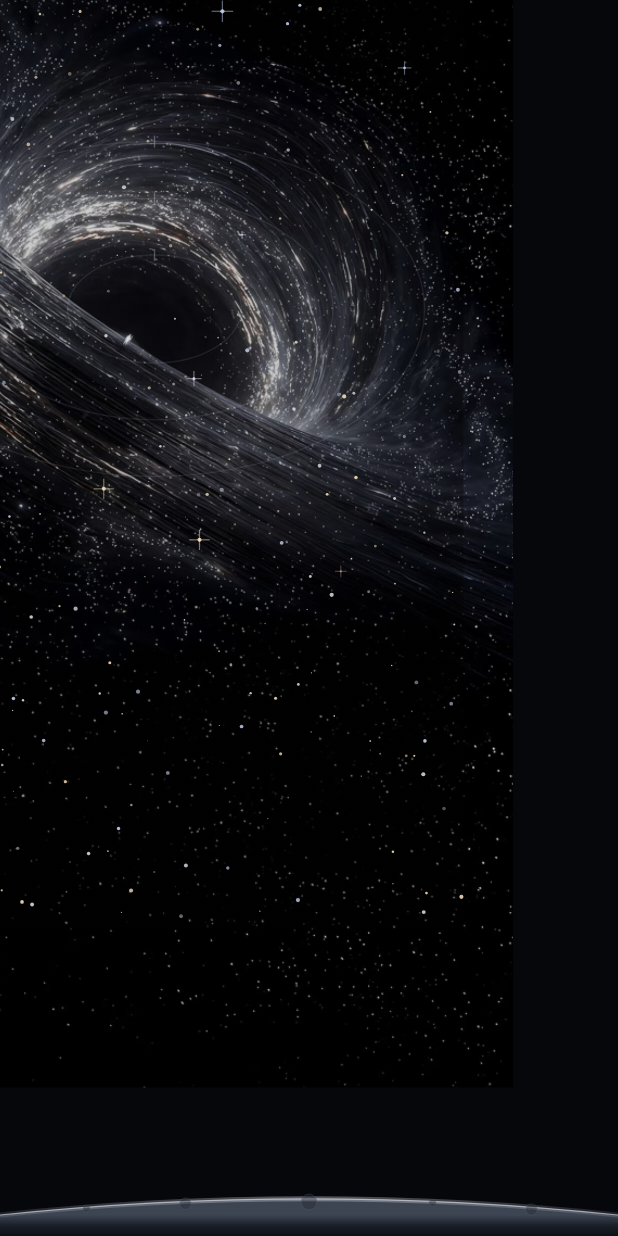
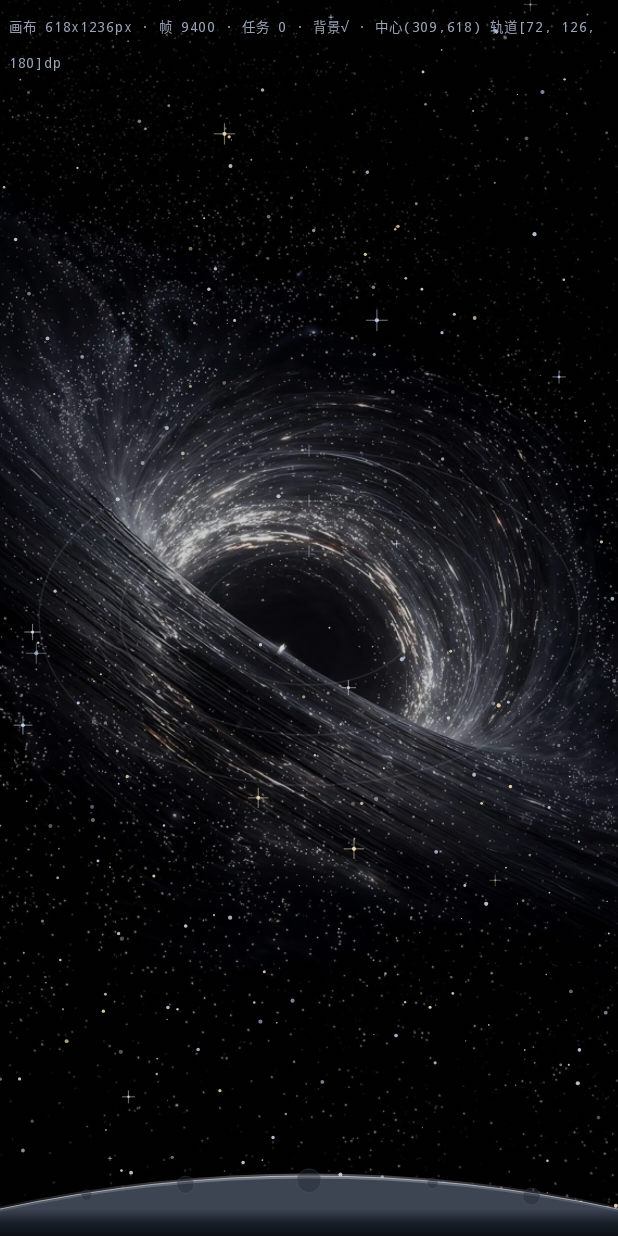
Before and after one commit to Mengpolar/DailyCheck-in, an Android app built with Jetpack Compose: the screen it shows after launch (MainActivity), on a phone screen of 412 x 824 dp. Run offline under Robolectric (Android 15) with nearby library versions, the phone set to English and light mode, and no system bars.

Commit message:
fix: v0.0.9 渲染管线重构（px 直绘）+ 模拟器验证
- 根治行星/背景不可见：移除 DrawScope.scale 变换层（MuMu 实测其导致主画布内容偏移至屏外），
  星系绘制全部改为原始像素坐标（dp 常数 × 密度），日志 pos 与理论值分毫不差
- 背景图 drawImage 也在像素坐标下绘制，cover 铺满全屏（修复右侧黑带）
- 月弧改刚性平移动画（弧度恒定），修正贝塞尔控制点公式（向上凸）
- 收起时按钮 enabled=false，修复底部空白误触
- 相册选择器：显式 READ_MEDIA_IMAGES/READ_EXTERNAL_STORAGE 运行时权限 + 应用内网格
- 行星可见性：直径加大、透明度下限 0.72、待办星描边圈；轨道半径增加高度约束
- 点击星光特效（随机色、5 秒淡出）；移除顶部日期与中心提示文字
- 周期模型统一为「每 N 天 + 起始时刻」，旧数据自动迁移
- 模拟器（MuMu）截图与像素级标定验证通过

```diff
--- a/app/build.gradle.kts
+++ b/app/build.gradle.kts
@@ -17,8 +17,8 @@ android {
         applicationId = "com.mengpolar.dailycheck"
         minSdk = 26
         targetSdk = 34
-        versionName = ciVersion ?: "0.0.7"
-        versionCode = ciVersionCode ?: 7
+        versionName = ciVersion ?: "0.0.9"
+        versionCode = ciVersionCode ?: 9
     }
 
     signingConfigs {
--- a/app/src/main/java/com/mengpolar/dailycheck/ui/OrbitScreen.kt
+++ b/app/src/main/java/com/mengpolar/dailycheck/ui/OrbitScreen.kt
@@ -8,6 +8,7 @@ import android.graphics.ColorMatrixColorFilter
 import android.graphics.Paint
 import android.graphics.RectF
 import android.graphics.Typeface
+import android.util.Log
 import com.mengpolar.dailycheck.R
 import android.hardware.Sensor
 import android.hardware.SensorEventListener
@@ -70,7 +71,6 @@ import androidx.compose.ui.graphics.Path
 import androidx.compose.ui.graphics.asImageBitmap
 import androidx.compose.ui.graphics.drawscope.DrawScope
 import androidx.compose.ui.graphics.drawscope.Stroke
-import androidx.compose.ui.graphics.drawscope.scale
 import androidx.compose.ui.graphics.graphicsLayer
 import androidx.compose.ui.graphics.nativeCanvas
 import androidx.compose.ui.graphics.toArgb
@@ -112,35 +112,41 @@ private val RING_DEFS = floatArrayOf(150f, 208f, 264f)
 /** 几何：以 dp 为单位（Canvas 内按屏幕密度整体缩放） */
 private class Geo(
     val w: Float, val h: Float, val cx: Float, val cy: Float,
-    val q: Float, val radii: List<Float>,
-)
+    val q: Float, val radiiPx: List<Float>, val s: Float,
+) {
+    /** dp 常数转 px */
+    fun dp(v: Float) = v * s
+}
 
-private fun computeGeo(w: Float, h: Float): Geo {
-    val q = if (h > w * 1.15f) 0.62f else 0.42f
-    val capX = w / 2f - 26f
-    val baseScale = (w / 2f - 20f) / (264f + 30f)
-    val radii = RING_DEFS.map { it * baseScale }.toMutableList()
-    radii[0] = maxOf(radii[0], 58f)
-    radii[1] = maxOf(radii[1], radii[0] + 52f)
-    radii[2] = maxOf(radii[2], radii[1] + 52f)
-    if (radii[2] > capX) {
-        val sp = maxOf(30f, (capX - 58f) / 2f)
-        radii.clear(); radii.addAll(listOf(58f, 58f + sp, 58f + 2f * sp))
+private fun computeGeo(wPx: Float, hPx: Float, d: Float): Geo {
+    val q = if (hPx > wPx * 1.15f) 0.62f else 0.42f
+    val s = d
+    val capX = wPx / 2f - 26f * s
+    val capY = hPx / 2f * 0.92f - 26f * s
+    val baseScale = (wPx / 2f - 20f * s) / (264f + 30f)
+    val radii = RING_DEFS.map { it * baseScale * s }.toMutableList()
+    radii[0] = maxOf(radii[0], 58f * s)
+    radii[1] = maxOf(radii[1], radii[0] + 52f * s)
+    radii[2] = maxOf(radii[2], radii[1] + 52f * s)
+    val cap = minOf(capX, capY)
+    if (radii[2] > cap) {
+        val sp = maxOf(26f * s, (cap - 72f * s) / 2f)
+        radii.clear(); radii.addAll(listOf(72f * s, 72f * s + sp, 72f * s + 2f * sp))
     }
-    return Geo(w, h, w / 2f, h / 2f, q, radii)
+    return Geo(wPx, hPx, wPx / 2f, hPx / 2f, q, radii, s)
 }
 
 private fun planetAngle(frac: Float) = frac * 2f * Math.PI.toFloat()
 
 private class PlanetPos(val x: Float, val y: Float, val nearness: Float, val r: Float)
 
-private fun planetPos(g: Geo, t: OrbitTask): PlanetPos {
+private fun planetPos(g: Geo, t: OrbitTask, zf: Float = 1f): PlanetPos {
     val a = planetAngle(t.frac)
-    val R = g.radii[t.ring]
+    val R = g.radiiPx[t.ring] * zf
     val x = g.cx + sin(a) * R
     val y = g.cy - cos(a) * R * g.q
     val nearness = (1f - cos(a)) / 2f
-    val pr = (if (t.ring == 0) 18f else if (t.ring == 1) 20f else 22f) * (0.85f + 0.35f * nearness)
+    val pr = (if (t.ring == 0) 18f else if (t.ring == 1) 20f else 22f) * g.s * (0.85f + 0.35f * nearness)
     return PlanetPos(x, y, nearness, pr)
 }
 
@@ -149,14 +155,12 @@ private fun hsla(hue: Int, sat: Float, light: Float, alpha: Float) =
 
 // ── 共享画笔（避免每帧分配） ──
 private val namePaint = Paint().apply {
-    textSize = 11.5f; typeface = Typeface.SERIF
+    typeface = Typeface.SERIF
     textAlign = Paint.Align.CENTER; isAntiAlias = true
-    setShadowLayer(5f, 0f, 1f, 0xE604060C.toInt())
 }
 private val anchorPaint = Paint().apply {
-    textSize = 9.5f; typeface = Typeface.MONOSPACE
+    typeface = Typeface.MONOSPACE
     textAlign = Paint.Align.CENTER; isAntiAlias = true
-    setShadowLayer(4f, 0f, 1f, 0xE604060C.toInt())
 }
 private val dimMatrix = ColorMatrix(floatArrayOf(
     0.88f, 0f, 0f, 0f, 0f,
@@ -276,6 +280,11 @@ fun OrbitScreen(
         }.getOrNull()
     }
 
+    // 诊断几何（与 Canvas 内一致）
+    val diagGeo = remember(viewSize) {
+        computeGeo(viewSize.width.toFloat(), viewSize.height.toFloat(), screenDensity)
+    }
+
     // 背景图在 Composable 层用 Image 绘制；此处移除位图解码逻辑
 
     val doCheck: (OrbitTask) -> Unit = { t ->
@@ -302,9 +311,9 @@ fun OrbitScreen(
                 .pointerInput(state.items, viewSize) {
                     detectTapGestures { tap ->
                         if (viewSize == IntSize.Zero) return@detectTapGestures
-                        val g = computeGeo(viewSize.width / screenDensity, viewSize.height / screenDensity)
-                        val tx = tap.x / screenDensity; val ty = tap.y / screenDensity
-                        addSpark(tx, ty)
+                        val g = computeGeo(viewSize.width.toFloat(), viewSize.height.toFloat(), screenDensity)
+                        val tx = tap.x; val ty = tap.y
+                        addSpark(tap.x, tap.y)
                         var best: OrbitTask? = null
                         var bd = 1e9f
                         state.items.forEach { t ->
@@ -317,19 +326,20 @@ fun OrbitScreen(
                 }
         ) {
             val d = this.density
-            val g = computeGeo(size.width / d, size.height / d)
+            val g = computeGeo(size.width, size.height, d)
             val z = zoom.value
+            val zf = 1f + 0.05f * z
 
-            scale(d, d) {
-                // 背景图（cover + 视差，与星系同一画布，行星永远在背景之上）
+            try {
+                // 背景图：原始像素坐标绘制（不经 scale 变换，规避 dst 单位歧义），cover 铺满 + 视差
                 val bg = bgImage
                 if (bg != null) {
                     val bw = bg.width.toFloat(); val bh = bg.height.toFloat()
-                    val cover = maxOf(g.w / bw, g.h / bh) * 1.16f
+                    val cover = maxOf(size.width / bw, size.height / bh) * 1.16f
                     val dw = bw * cover; val dh = bh * cover
-                    val marginX = (dw - g.w) / 2f; val marginY = (dh - g.h) / 2f
-                    val left = (g.w - dw) / 2f - parallax.x.coerceIn(-marginX, marginX)
-                    val top = (g.h - dh) / 2f - parallax.y.coerceIn(-marginY, marginY)
+                    val marginX = (dw - size.width) / 2f; val marginY = (dh - size.height) / 2f
+                    val left = (size.width - dw) / 2f - parallax.x * d
+                    val top = (size.height - dh) / 2f - parallax.y * d
                     drawImage(
                         bg,
                         srcOffset = IntOffset.Zero,
@@ -339,30 +349,38 @@ fun OrbitScreen(
                         filterQuality = FilterQuality.Medium,
                     )
                 } else {
-                    drawRect(Color(0xFF06070B), size = Size(g.w, g.h))
+                    drawRect(Color(0xFF06070B), size = size)
                 }
-                // 暗角：边缘压暗，突出中心星系与文字
+                // 暗角：边缘压暗，突出中心星系与文字（原始像素坐标）
                 drawRect(
                     Brush.radialGradient(
                         listOf(Color(0x2206070B), Color(0x96000000)),
-                        center = Offset(g.cx, g.cy),
-                        radius = maxOf(g.w, g.h) * 0.72f,
-                    ),
-                    size = Size(g.w, g.h),
+                        center = Offset(size.width / 2f, size.height / 2f),
+                        radius = maxOf(size.width, size.height) * 0.72f,
+                    )
                 )
                 drawStars(g, stars, timeMs, Offset(parallax.x * 1.3f, parallax.y * 1.3f), 1f - 0.3f * z)
 
-                // 星系层：视差 + 聚焦缩放
-                scale(1f + 0.05f * z, 1f + 0.05f * z, pivot = Offset(g.cx, g.cy)) {
-                    drawOrbitLayer(g, z)
-                    drawAnchorTicks(g, state.items)
-                    state.items.sortedBy { planetPos(g, it).nearness }.forEach { t ->
-                        drawTask(g, t, timeMs, z, selected, planetImages, dimmed = selected != null && selected.id != t.id)
-                    }
+                // 星系层：聚焦缩放通过轨道半径放大实现（无变换层，规避设备差异）
+                drawOrbitLayer(g, zf)
+                drawAnchorTicks(g, state.items, zf)
+                state.items.sortedBy { planetPos(g, it, zf).nearness }.forEach { t ->
+                    drawTask(g, t, timeMs, z, zf, selected, planetImages, dimmed = selected != null && selected.id != t.id)
                 }
 
                 // 点击星光（最上层）
-                drawSparks(sparks, timeMs)
+                drawSparks(g, sparks, timeMs)
+            } catch (t: Throwable) {
+                // 渲染异常兜底：屏上直接显示错误，避免整片黑无从排查
+                Log.e("OrbitCanvas", "draw failed", t)
+                drawRect(Color(0xFF160A0A))
+                drawContext.canvas.nativeCanvas.drawText(
+                    "渲染异常: ${t.message?.take(80)}",
+                    24f, size.height / 2f,
+                    Paint().apply {
+                        color = Color(0xFFFF8888).toArgb(); textSize = 36f; isAntiAlias = true
+                    },
+                )
             }
         }
 
@@ -376,6 +394,15 @@ fun OrbitScreen(
                 modifier = Modifier.align(Alignment.Center),
             )
         }
+
+        // 诊断行（定位渲染问题用，确认正常后移除）
+        Text(
+            "画布 ${viewSize.width}x${viewSize.height}px · 帧 ${frame / 1_000_000} · 任务 ${state.items.size} · 背景${if (bgImage != null) "√" else "×"} · 中心(${diagGeo.cx.toInt()},${diagGeo.cy.toInt()}) 轨道${diagGeo.radiiPx.map { (it / screenDensity).toInt() }}dp",
+            color = Color(0xFF9BA5B8), fontSize = 9.sp, fontFamily = FontFamily.Monospace,
+            modifier = Modifier
+                .align(Alignment.TopStart)
+                .padding(6.dp),
+        )
 
         // 底部弧形导航：上滑展开 设置/添加，下滑收起
         ArcNavBar(
@@ -428,10 +455,13 @@ private fun ArcNavBar(
             },
     ) {
         Canvas(Modifier.fillMaxSize()) {
+            val d = this.density
             val w = size.width; val h = size.height
-            val edgeY = h - h * 0.35f
-            val apexY = h - h * (0.62f + 0.38f * progress)
-            val ctrlY = 2f * apexY - edgeY  // 二次曲线中点公式：保证中点恰为 apex，弧形向上凸
+            // 弧度恒定的月面：曲线相对盒顶形状不变，整条弧随盒刚性上移（盒随屏底对齐）
+            val rise = h - 40f * d
+            val edgeY = h - 18f * d - rise
+            val apexY = h - 40f * d - rise
+            val ctrlY = 2f * apexY - edgeY
             val curve = Path().apply {
                 moveTo(0f, edgeY)
                 quadraticBezierTo(w / 2f, ctrlY, w, edgeY)
@@ -466,7 +496,7 @@ private fun ArcNavBar(
                 val mt = 1f - t0
                 val cx = 2f * mt * t0 * (w / 2f) + t0 * t0 * w
                 val cy = mt * mt * edgeY + 2f * mt * t0 * ctrlY + t0 * t0 * edgeY
-                val cr = (3.5f + (i % 3) * 2.2f) * (1f + 0.4f * progress)
+                val cr = (3.5f + (i % 3) * 2.2f) * d
                 drawCircle(Color(0x66222A35), cr, Offset(cx, cy + cr * 0.4f))
                 drawCircle(Color(0x4D5A6478), cr, Offset(cx, cy + cr * 0.4f), style = Stroke(1f))
             }
@@ -491,7 +521,7 @@ private fun ArcNavBar(
 
 private data class Spark(val x: Float, val y: Float, val hue: Int, val born: Long)
 
-private fun DrawScope.drawSparks(sparks: List<Spark>, timeMs: Long) {
+private fun DrawScope.drawSparks(g: Geo, sparks: List<Spark>, timeMs: Long) {
     sparks.forEach { s ->
         val age = (timeMs - s.born).coerceAtLeast(0)
         if (age > 5000) return@forEach
@@ -502,11 +532,11 @@ private fun DrawScope.drawSparks(sparks: List<Spark>, timeMs: Long) {
             Brush.radialGradient(
                 listOf(hsla(s.hue, 0.85f, 0.72f, 0.55f * alpha), Color.Black.copy(alpha = 0f)),
                 center = Offset(s.x, s.y),
-                radius = 11f,
+                radius = 11f * g.s,
             ),
-            11f, Offset(s.x, s.y),
+            11f * g.s, Offset(s.x, s.y),
         )
-        drawCircle(Color.White.copy(alpha = 0.9f * alpha), 1.8f + 0.8f * a, Offset(s.x, s.y))
+        drawCircle(Color.White.copy(alpha = 0.9f * alpha), (1.8f + 0.8f * a) * g.s, Offset(s.x, s.y))
     }
 }
 
@@ -626,34 +656,35 @@ private fun DrawScope.drawStars(
             else -> Color(0xFFE2E6F0)
         }
         val x = s.xf * g.w + par.x; val y = s.yf * g.h + par.y
-        drawCircle(color.copy(alpha = tw * 0.85f * dimF), s.r, Offset(x, y))
+        drawCircle(color.copy(alpha = tw * 0.85f * dimF), s.r * g.s, Offset(x, y))
         if (s.flare) {
-            val l = s.r * 5f
-            drawLine(color.copy(alpha = tw * 0.5f * dimF), Offset(x - l, y), Offset(x + l, y), strokeWidth = 0.8f)
-            drawLine(color.copy(alpha = tw * 0.5f * dimF), Offset(x, y - l), Offset(x, y + l), strokeWidth = 0.8f)
+            val l = s.r * 5f * g.s
+            drawLine(color.copy(alpha = tw * 0.5f * dimF), Offset(x - l, y), Offset(x + l, y), strokeWidth = 0.8f * g.s)
+            drawLine(color.copy(alpha = tw * 0.5f * dimF), Offset(x, y - l), Offset(x, y + l), strokeWidth = 0.8f * g.s)
         }
     }
 }
 
-private fun DrawScope.drawOrbitLayer(g: Geo, z: Float) {
-    g.radii.forEach { R ->
+private fun DrawScope.drawOrbitLayer(g: Geo, zf: Float) {
+    g.radiiPx.forEach { R ->
         drawArc(
-            Color(0xFFBEC8E1).copy(alpha = 0.10f * (1f - 0.35f * z)),
+            Color(0xFFBEC8E1).copy(alpha = 0.16f * (1f - 0.35f * zf)),
             0f, 360f, false,
             topLeft = Offset(g.cx - R, g.cy - R * g.q),
             size = Size(R * 2f, R * g.q * 2f),
-            style = Stroke(1f),
+            style = Stroke(1.2f * g.s),
         )
     }
 }
 
-private fun DrawScope.drawAnchorTicks(g: Geo, items: List<OrbitTask>) {
-    g.radii.forEachIndexed { i, R ->
-        val y = g.cy - R * g.q
-        drawLine(Color(0x4DD8DEEE), Offset(g.cx, y - 4f), Offset(g.cx, y + 4f), strokeWidth = 1f)
+private fun DrawScope.drawAnchorTicks(g: Geo, items: List<OrbitTask>, zf: Float) {
+    anchorPaint.textSize = 9.5f * g.s
+    g.radiiPx.forEachIndexed { i, R ->
+        val y = g.cy - R * zf * g.q
+        drawLine(Color(0x4DD8DEEE), Offset(g.cx, y - 4f * g.s), Offset(g.cx, y + 4f * g.s), strokeWidth = 1f * g.s)
         val label = items.filter { it.ring == i }.joinToString(" / ") { it.anchorLabel }
         if (label.isNotBlank()) {
-            drawTextNc(label, g.cx, y - 9f, anchorPaint, DimColor.copy(alpha = 0.85f).toArgb())
+            drawTextNc(label, g.cx, y - 9f * g.s, anchorPaint, DimColor.copy(alpha = 0.85f).toArgb())
         }
     }
 }
@@ -667,18 +698,25 @@ private fun DrawScope.drawTask(
     t: OrbitTask,
     timeMs: Long,
     z: Float,
+    zf: Float,
     selected: OrbitTask?,
     images: Map<Long, Bitmap>,
     dimmed: Boolean,
 ) {
-    val p = planetPos(g, t)
+    val p = planetPos(g, t, zf)
+    if (timeMs % 2000L < 20L) {
+        Log.d(
+            "OrbitCanvas",
+            "planet \"${t.name}\" frac=${t.frac} ring=${t.ring} R=${g.radiiPx[t.ring]} pos=(${p.x}, ${p.y}) size=${g.w}x${g.h} nearness=${p.nearness}",
+        )
+    }
     val aDeg = Math.toDegrees(planetAngle(t.frac).toDouble()).toFloat()
     val dim = if (dimmed) 1f - 0.62f * z else 1f
     val depthA = 0.72f + 0.28f * p.nearness
     val sel = selected?.id == t.id
     val done = t.state == PlanetState.DONE
     val late = t.state == PlanetState.LATE
-    val R = g.radii[t.ring]
+    val R = g.radiiPx[t.ring] * zf
     val ovalTopLeft = Offset(g.cx - R, g.cy - R * g.q)
     val ovalSize = Size(R * 2f, R * g.q * 2f)
 
@@ -691,13 +729,13 @@ private fun DrawScope.drawTask(
             drawArc(
                 LateColor.copy(alpha = 0.55f * dim * (1f - 0.4f * abs(f0 - 0.5f) * 2f)),
                 -90f + aDeg * f0, aDeg * (f1 - f0), false,
-                topLeft = ovalTopLeft, size = ovalSize, style = Stroke(1.6f),
+                topLeft = ovalTopLeft, size = ovalSize, style = Stroke(1.6f * g.s),
             )
         }
     } else {
         drawArc(
             hsla(t.hue, 0.5f, 0.58f, arcAlpha), -90f, aDeg, false,
-            topLeft = ovalTopLeft, size = ovalSize, style = Stroke(1.5f),
+            topLeft = ovalTopLeft, size = ovalSize, style = Stroke(1.5f * g.s),
         )
     }
 
@@ -712,7 +750,7 @@ private fun DrawScope.drawTask(
                 hsla(t.hue, 0.65f, 0.68f, al),
                 -90f + aDeg - span * f1, span * (f1 - f0), false,
                 topLeft = ovalTopLeft, size = ovalSize,
-                style = Stroke(maxOf(0.8f, p.r * 0.55f * (1f - f0))),
+                style = Stroke(maxOf(0.8f * g.s, p.r * 0.55f * (1f - f0))),
             )
         }
     }
@@ -720,24 +758,24 @@ private fun DrawScope.drawTask(
     // 状态环：临近到期 = 琥珀脉冲；逾期 = 暗红；待办 = 星图描边圈（保证黑白星可见）
     if (t.state == PlanetState.NEAR) {
         val pulse = 0.3f + 0.32f * (0.5f + 0.5f * sin(timeMs / 500f + t.ring * 2f))
-        drawCircle(hsla(40, 0.85f, 0.62f, pulse * dim), p.r + 5f, Offset(p.x, p.y), style = Stroke(1.3f))
+        drawCircle(hsla(40, 0.85f, 0.62f, pulse * dim), p.r + 5f * g.s, Offset(p.x, p.y), style = Stroke(1.3f * g.s))
     }
     if (late) {
-        drawCircle(LateColor.copy(alpha = 0.5f * dim), p.r + 5f, Offset(p.x, p.y), style = Stroke(1.2f))
+        drawCircle(LateColor.copy(alpha = 0.5f * dim), p.r + 5f * g.s, Offset(p.x, p.y), style = Stroke(1.2f * g.s))
     }
     if (t.state == PlanetState.PENDING) {
-        drawCircle(Color(0x59C4CCDE).copy(alpha = 0.4f * dim), p.r + 2.5f, Offset(p.x, p.y), style = Stroke(1f))
+        drawCircle(Color(0x59C4CCDE).copy(alpha = 0.4f * dim), p.r + 2.5f * g.s, Offset(p.x, p.y), style = Stroke(1f * g.s))
     }
 
     // 选中：星表十字准星
     if (sel) {
-        val gap = p.r + 9f
-        val l = 5f + sin(timeMs / 900f) * 1.2f
+        val gap = p.r + 9f * g.s
+        val l = (5f + sin(timeMs / 900f) * 1.2f) * g.s
         val c = Color(0xFFD8DEEE).copy(alpha = 0.75f * (0.4f + 0.6f * z))
         listOf(-1f to 0f, 1f to 0f, 0f to -1f, 0f to 1f).forEach { (dx, dy) ->
-            drawLine(c, Offset(p.x + dx * (gap - l), p.y + dy * (gap - l)), Offset(p.x + dx * (gap + l), p.y + dy * (gap + l)), 1f)
+            drawLine(c, Offset(p.x + dx * (gap - l), p.y + dy * (gap - l)), Offset(p.x + dx * (gap + l), p.y + dy * (gap + l)), 1f * g.s)
         }
-        drawCircle(Color(0xFFD8DEEE).copy(alpha = 0.22f * z), gap, Offset(p.x, p.y), style = Stroke(1f))
+        drawCircle(Color(0xFFD8DEEE).copy(alpha = 0.22f * z), gap, Offset(p.x, p.y), style = Stroke(1f * g.s))
     }
 
     // 已完成光晕（克制）
@@ -776,7 +814,9 @@ private fun DrawScope.drawTask(
         hsla(t.hue, 0.45f, 0.8f, 0.95f * maxOf(dim, 0.5f))
     else
         Color(0xFFC4CCDE).copy(alpha = 0.85f * maxOf(dim, 0.5f))
-    drawTextNc(t.name, p.x, p.y + p.r + 14f, namePaint, nameColor.toArgb())
+    namePaint.textSize = 11.5f * g.s
+    namePaint.setShadowLayer(5f * g.s, 0f, 1f * g.s, 0xE604060C.toInt())
+    drawTextNc(t.name, p.x, p.y + p.r + 14f * g.s, namePaint, nameColor.toArgb())
 }
 
 private fun DrawScope.drawProceduralPlanet(
```
Also changed, not shown: 12 other files.
